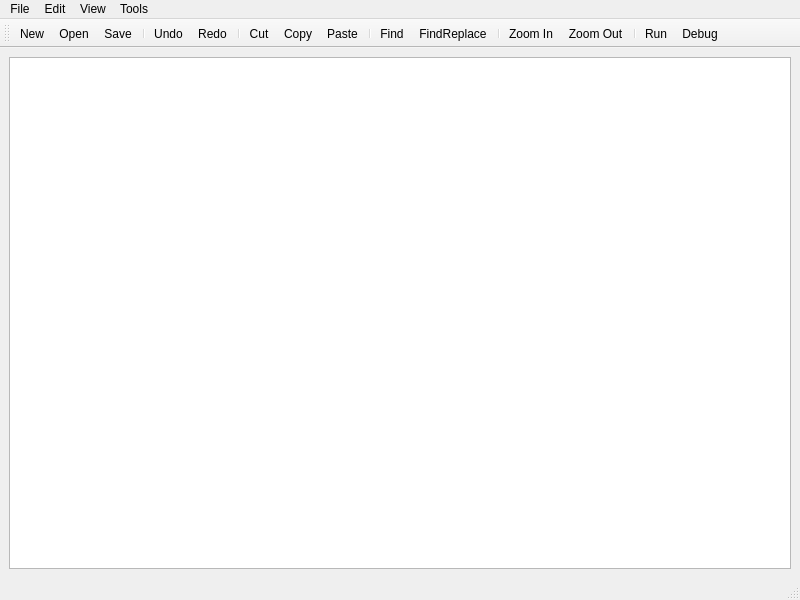
Old version of the form src/ui/mainwindow.ui in the repository GinOwO/Caelum.
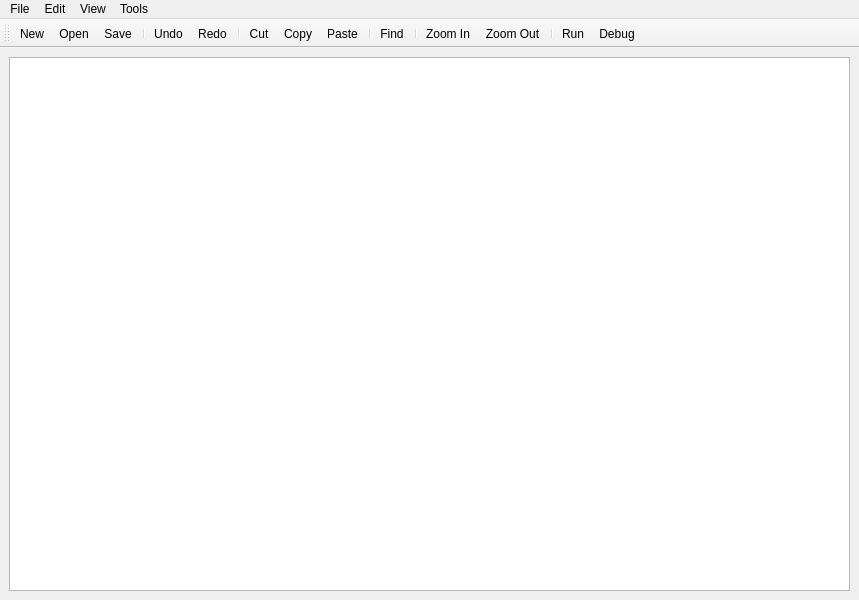
New version of the form. Icons and pictures are not drawn.

Diff of the .ui file:
```diff
--- a/src/ui/mainwindow.ui
+++ b/src/ui/mainwindow.ui
@@ -6,7 +6,7 @@
    <rect>
     <x>0</x>
     <y>0</y>
-    <width>800</width>
+    <width>859</width>
     <height>600</height>
    </rect>
   </property>
@@ -14,6 +14,9 @@
    <string>MainWindow</string>
   </property>
   <widget class="QWidget" name="centralwidget">
+   <property name="styleSheet">
+    <string notr="true"/>
+   </property>
    <layout class="QVBoxLayout" name="verticalLayout">
     <item>
      <widget class="QTextEdit" name="textEdit">
@@ -32,7 +35,7 @@
     <rect>
      <x>0</x>
      <y>0</y>
-     <width>800</width>
+     <width>859</width>
      <height>23</height>
     </rect>
    </property>
@@ -79,7 +82,6 @@
    <addaction name="menuView"/>
    <addaction name="menuTools"/>
   </widget>
-  <widget class="QStatusBar" name="statusbar"/>
   <widget class="QToolBar" name="toolBar">
    <property name="windowTitle">
     <string>toolBar</string>
@@ -102,7 +104,6 @@
    <addaction name="actionPaste"/>
    <addaction name="separator"/>
    <addaction name="actionFind"/>
-   <addaction name="actionReplace"/>
    <addaction name="separator"/>
    <addaction name="actionZoom_In"/>
    <addaction name="actionZoom_Out"/>
@@ -222,18 +223,6 @@
     <string>Ctrl+F</string>
    </property>
   </action>
-  <action name="actionReplace">
-   <property name="icon">
-    <iconset resource="../../resources/icons.qrc">
-     <normaloff>:/icons/copy.svg</normaloff>:/icons/copy.svg</iconset>
-   </property>
-   <property name="text">
-    <string>Find&amp;Replace</string>
-   </property>
-   <property name="shortcut">
-    <string>Ctrl+Shift+F</string>
-   </property>
-  </action>
   <action name="actionZoom_In">
    <property name="icon">
     <iconset resource="../../resources/icons.qrc">
```
Left out of the diff: 88 changed lines with no effect on the pictures.
